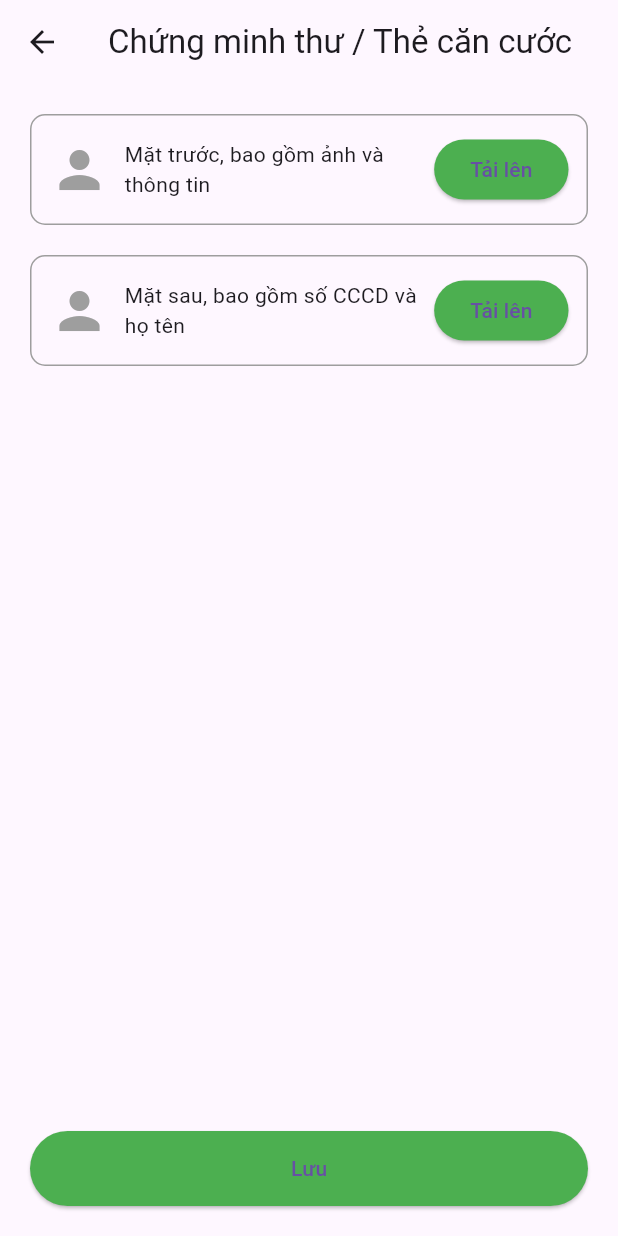
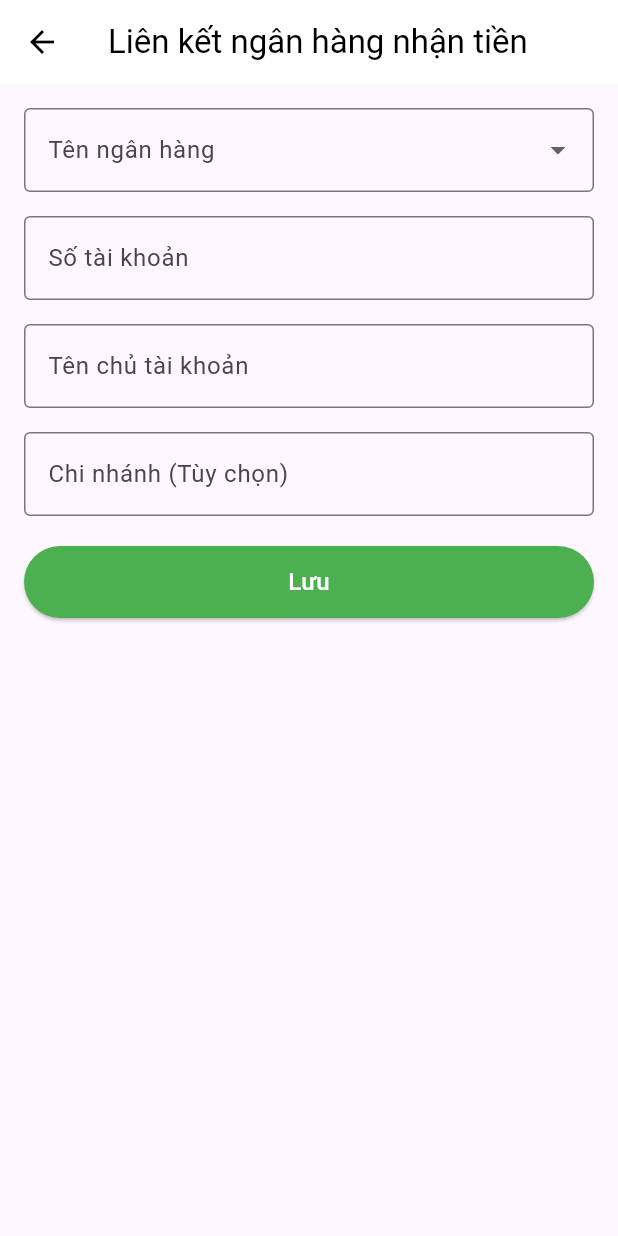
Before and after one commit to thanhdanh1408/green_route_app, a Flutter app: the RegisterScreen3 screen opened by its route, after a tap on "Lưu", on a phone screen of 412 x 824 dp. Run offline on Flutter 3.47's test engine with Material 3 defaults, Android fonts, the phone set to English and light mode, and no system bars.

Commit message:
Hoàn thành trang liên kết ngân hàng

```diff
--- a/lib/main.dart
+++ b/lib/main.dart
@@ -6,6 +6,8 @@ import 'screens/register_screen_2.dart';
 import 'screens/register_screen_3.dart';
 import 'screens/forgot_password_screen_1.dart';
 import 'screens/forgot_password_screen_2.dart';
+import 'screens/bank_link_screen.dart';
+import 'screens/bank_complete_screen.dart';
 
 void main() {
   runApp(const GreenRouteApp());
@@ -30,6 +32,8 @@ class GreenRouteApp extends StatelessWidget {
         '/register3': (context) => const RegisterScreen3(),
         '/forgot1': (context) => ForgotPasswordScreen1(),
         '/forgot2': (context) => ForgotPasswordScreen2(),
+        '/bank_link': (context) => const BankLinkScreen(),
+        '/bank_complete': (context) => const BankCompleteScreen(),
       },
     );
   }
--- /dev/null
+++ b/lib/screens/bank_link_screen.dart
@@ -0,0 +1,111 @@
+import 'package:flutter/material.dart';
+
+class BankLinkScreen extends StatefulWidget {
+  const BankLinkScreen({super.key});
+
+  @override
+  State<BankLinkScreen> createState() => _BankLinkScreenState();
+}
+
+class _BankLinkScreenState extends State<BankLinkScreen> {
+  final _formKey = GlobalKey<FormState>();
+  String? selectedBank;
+  final _accountNumberController = TextEditingController();
+  final _accountNameController = TextEditingController();
+  final _branchController = TextEditingController();
+
+  final List<String> banks = [
+    'Techcombank',
+    'Vietcombank',
+    'ACB',
+    'MBBank',
+    'Sacombank',
+  ];
+
+  @override
+  Widget build(BuildContext context) {
+    return Scaffold(
+      appBar: AppBar(
+        leading: IconButton(
+          icon: const Icon(Icons.arrow_back, color: Colors.black),
+          onPressed: () => Navigator.pop(context),
+        ),
+        backgroundColor: Colors.white,
+        elevation: 0,
+        title: const Text('Liên kết ngân hàng nhận tiền',
+            style: TextStyle(color: Colors.black)),
+      ),
+      body: Padding(
+        padding: const EdgeInsets.all(16.0),
+        child: Form(
+          key: _formKey,
+          child: Column(
+            children: [
+              DropdownButtonFormField<String>(
+                decoration: const InputDecoration(
+                  labelText: 'Tên ngân hàng',
+                  border: OutlineInputBorder(),
+                ),
+                value: selectedBank,
+                items: banks.map((bank) {
+                  return DropdownMenuItem(
+                    value: bank,
+                    child: Text(bank),
+                  );
+                }).toList(),
+                onChanged: (value) => setState(() => selectedBank = value),
+                validator: (value) =>
+                    value == null ? 'Vui lòng chọn ngân hàng' : null,
+              ),
+              const SizedBox(height: 16),
+              TextFormField(
+                controller: _accountNumberController,
+                decoration: const InputDecoration(
+                  labelText: 'Số tài khoản',
+                  border: OutlineInputBorder(),
+                ),
+                validator: (value) =>
+                    value!.isEmpty ? 'Vui lòng nhập số tài khoản' : null,
+              ),
+              const SizedBox(height: 16),
+              TextFormField(
+                controller: _accountNameController,
+                decoration: const InputDecoration(
+                  labelText: 'Tên chủ tài khoản',
+                  border: OutlineInputBorder(),
+                ),
+                validator: (value) =>
+                    value!.isEmpty ? 'Vui lòng nhập tên chủ tài khoản' : null,
+              ),
+              const SizedBox(height: 16),
+              TextFormField(
+                controller: _branchController,
+                decoration: const InputDecoration(
+                  labelText: 'Chi nhánh (Tùy chọn)',
+                  border: OutlineInputBorder(),
+                ),
+              ),
+              const SizedBox(height: 20),
+              ElevatedButton(
+                onPressed: () {
+                  if (_formKey.currentState!.validate()) {
+                    Navigator.pushNamed(context, '/bank_complete',
+                        arguments: selectedBank);
+                  }
+                },
+                style: ElevatedButton.styleFrom(
+                  backgroundColor: Colors.green,
+                  minimumSize: const Size(double.infinity, 48),
+                ),
+                child: const Text(
+                  'Lưu',
+                  style: TextStyle(color: Colors.white, fontSize: 16),
+                ),
+              ),
+            ],
+          ),
+        ),
+      ),
+    );
+  }
+}
--- a/lib/screens/register_screen_3.dart
+++ b/lib/screens/register_screen_3.dart
@@ -20,9 +20,12 @@ class RegisterScreen3 extends StatelessWidget {
                 minimumSize: const Size(double.infinity, 50),
                 backgroundColor: Colors.green,
               ),
-              onPressed: () {},
+              onPressed: () {
+                Navigator.pushNamed(context, '/bank_link');
+              },
               child: const Text('Lưu'),
             ),
+
           ],
         ),
       ),
```
Also changed, not shown: lib/screens/bank_complete_screen.dart (added, +42 -0 lines), 1 other file.
